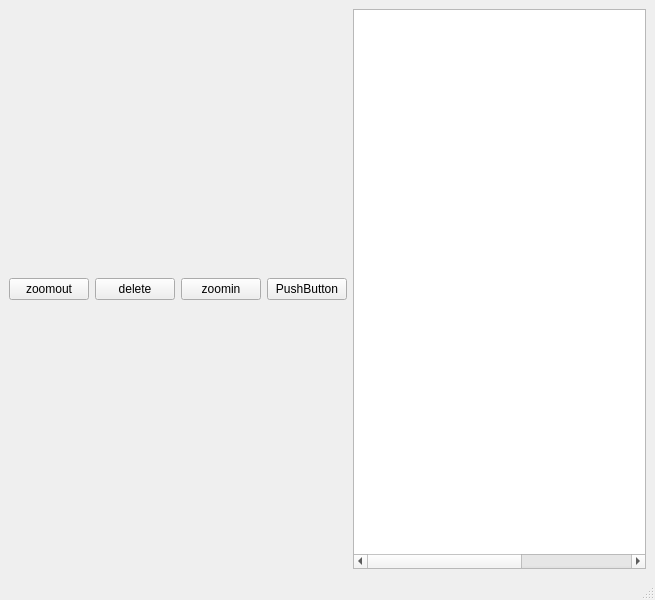
Anujg935/OMChemSimGUI, file main.ui: the form before one commit.
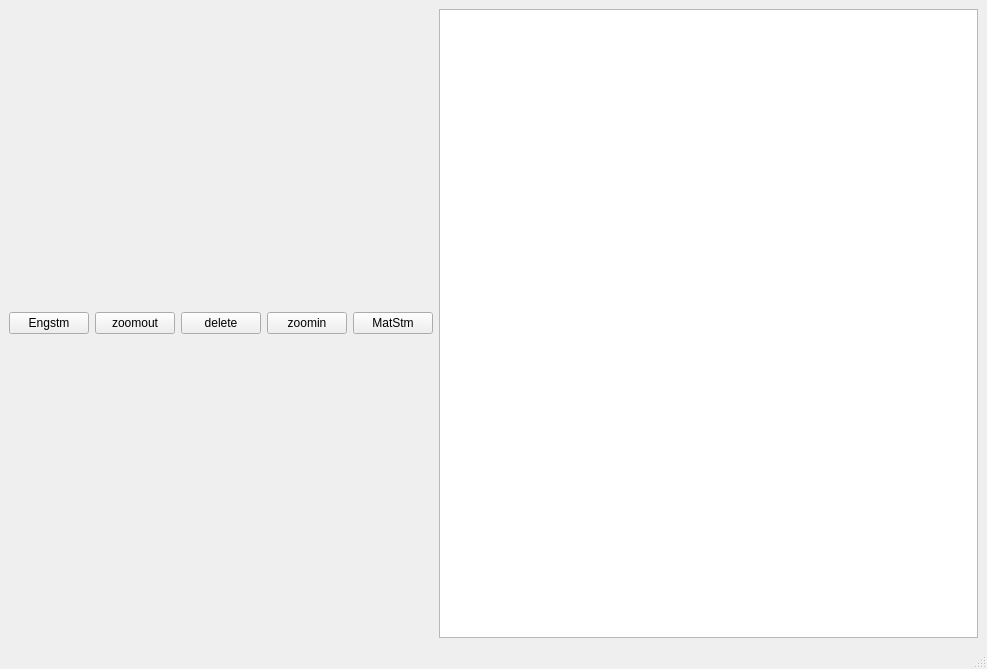
The form after the commit.

Commit message: Add MatStm and EngStm buttons

```diff
--- a/main.ui
+++ b/main.ui
@@ -6,8 +6,8 @@
    <rect>
     <x>0</x>
     <y>0</y>
-    <width>655</width>
-    <height>600</height>
+    <width>987</width>
+    <height>669</height>
    </rect>
   </property>
   <property name="windowTitle">
@@ -23,6 +23,13 @@
    <layout class="QHBoxLayout" name="horizontalLayout_2">
     <item>
      <layout class="QHBoxLayout" name="horizontalLayout">
+      <item>
+       <widget class="QPushButton" name="pushButton_5">
+        <property name="text">
+         <string>Engstm</string>
+        </property>
+       </widget>
+      </item>
       <item>
        <widget class="QPushButton" name="pushButton_3">
         <property name="text">
@@ -50,7 +57,7 @@
          <bool>true</bool>
         </property>
         <property name="text">
-         <string>PushButton</string>
+         <string>MatStm</string>
         </property>
        </widget>
       </item>
```
Left out of the diff: 4 changed lines with no effect on the pictures.
